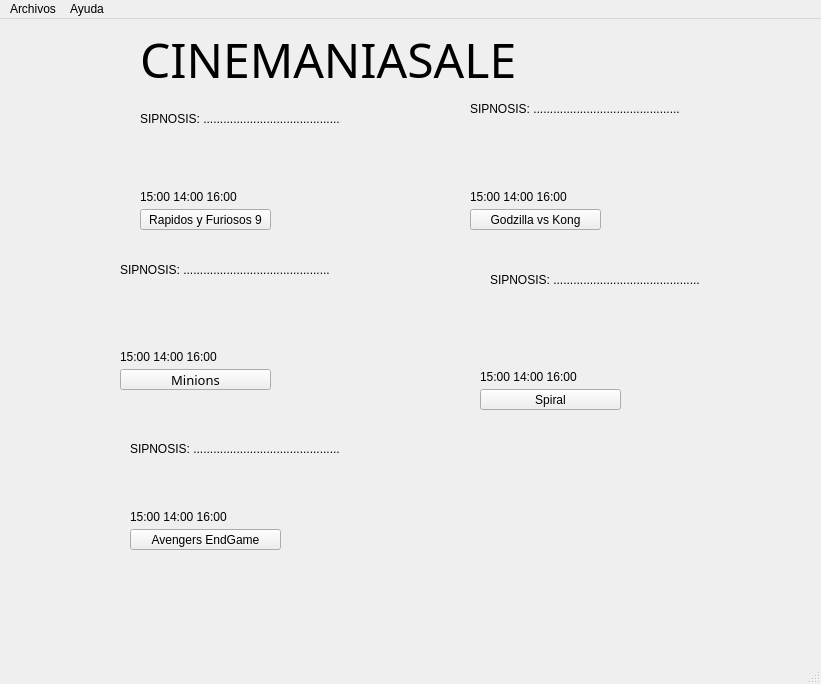
Old version of the form ventanap.ui in the repository Jtobar-Ec/Cine-Mejorado.
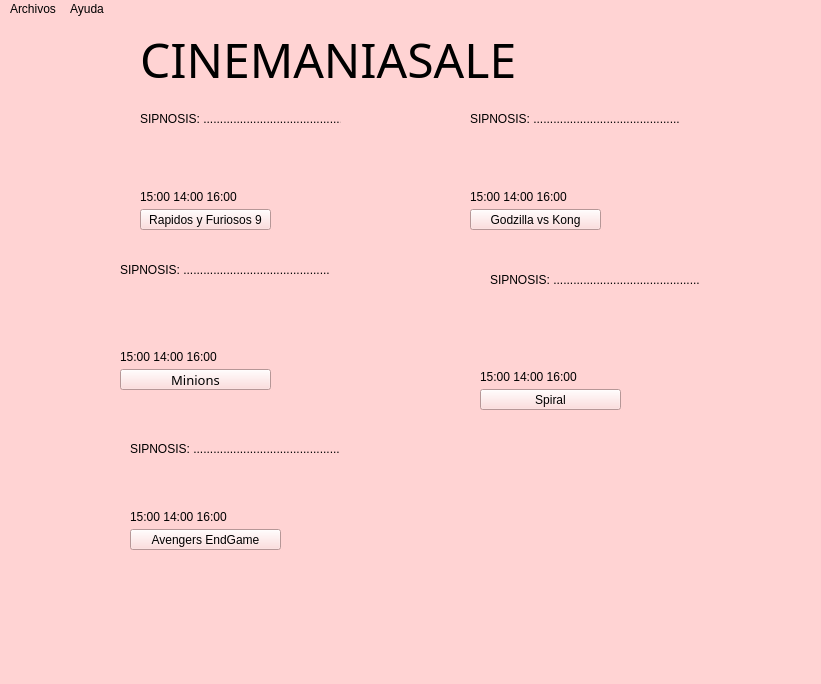
New version of the form. Icons and pictures are not drawn.

The edit to the form file:
```diff
--- a/ventanap.ui
+++ b/ventanap.ui
@@ -13,6 +13,9 @@
   <property name="windowTitle">
    <string>MainWindow</string>
   </property>
+  <property name="styleSheet">
+   <string notr="true">background-color: rgb(255, 211, 211);</string>
+  </property>
   <widget class="QWidget" name="centralwidget">
    <widget class="QWidget" name="Encabezado" native="true">
     <property name="geometry">
@@ -111,9 +114,9 @@
     <property name="geometry">
      <rect>
       <x>370</x>
-      <y>70</y>
+      <y>90</y>
       <width>91</width>
-      <height>151</height>
+      <height>131</height>
      </rect>
     </property>
     <property name="styleSheet">
@@ -250,7 +253,7 @@
     <property name="geometry">
      <rect>
       <x>470</x>
-      <y>80</y>
+      <y>90</y>
       <width>211</width>
       <height>20</height>
      </rect>
```
